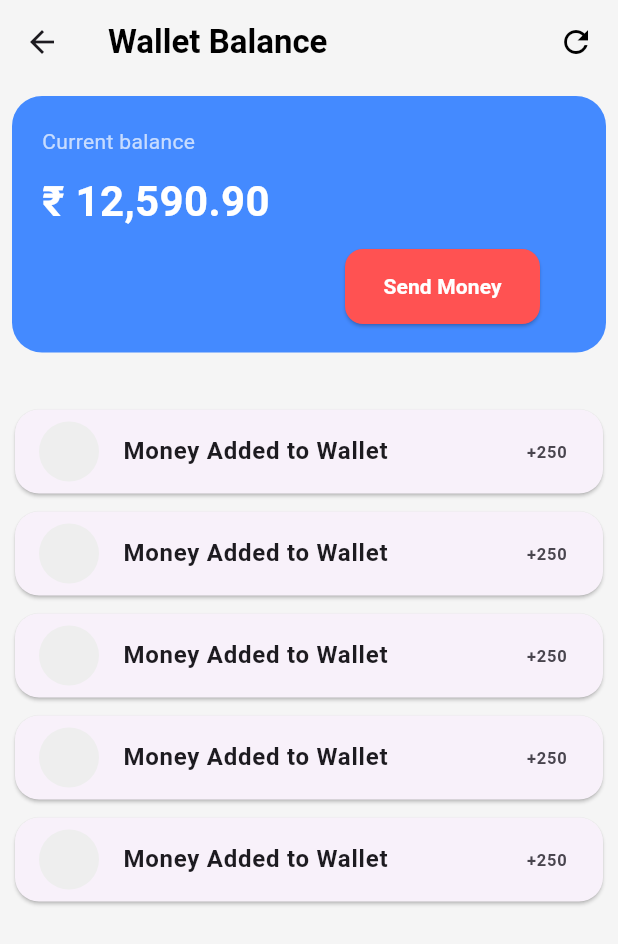
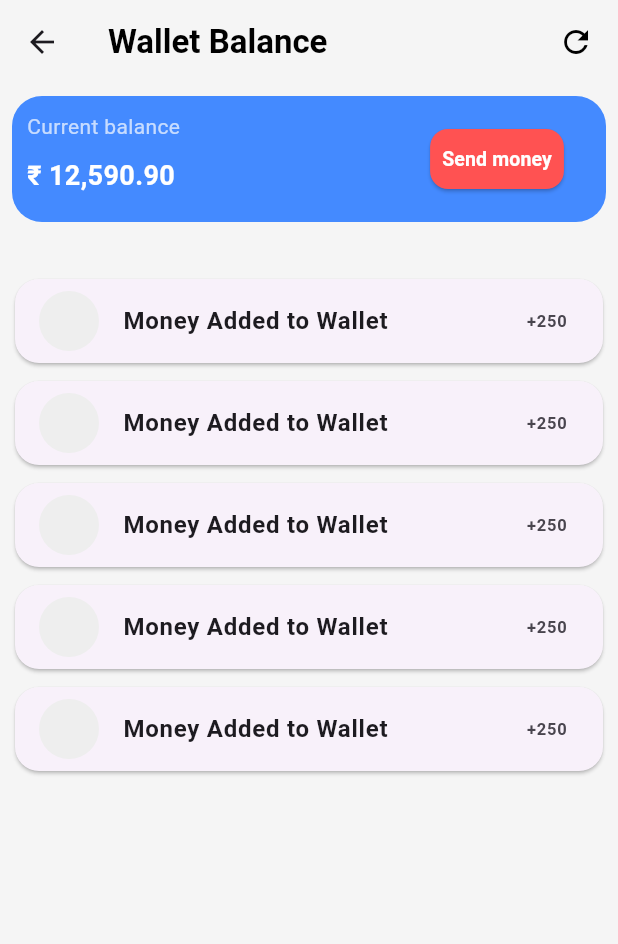
Before and after one commit to antonykj623/kljcustomers, a Flutter app: the CafeHomePage screen opened directly, after a tap on "Wallet", on a phone screen of 412 x 824 dp. Shown: the top 944 px of the screen. Run offline on Flutter 3.47's test engine with Material 3 defaults, Android fonts, the phone set to English and light mode, and no system bars; our stand-ins replace pinput; missing offline and left inert: mobile_scanner.

Commit message:
commited by antny

```diff
--- a/lib/widgets/home.dart
+++ b/lib/widgets/home.dart
@@ -1,4 +1,5 @@
 import 'package:flutter/material.dart';
+import 'package:kljcafe_customers/widgets/comingsoon.dart';
 import 'package:kljcafe_customers/widgets/qrcodescanner.dart';
 import 'package:kljcafe_customers/widgets/wallet_page.dart';
 
@@ -205,6 +206,15 @@ class _CafeHomePageState extends State<CafeHomePage> {
             );
 
           }
+        else if(title.compareTo("Create Order")==0){
+          Navigator.push(
+            context,
+            MaterialPageRoute(
+              builder: (context) =>  Comingsoon(title: ""),
+            ),
+          );
+
+        }
 
       },
       child: Container(
--- a/lib/widgets/wallet_page.dart
+++ b/lib/widgets/wallet_page.dart
@@ -32,15 +32,20 @@ class _WalletPageState extends State<WalletPage> {
             crossAxisAlignment: CrossAxisAlignment.start,
             children: [
               // Balance Card
-              Expanded(child: Padding( padding: EdgeInsets.all(8),
+              Padding( padding: EdgeInsets.all(8),
               child:Container(
                 width: double.infinity,
-                padding: const EdgeInsets.all(20),
+
+                padding: const EdgeInsets.all(10),
                 decoration: BoxDecoration(
                   color: Colors.blueAccent,
                   borderRadius: BorderRadius.circular(20),
                 ),
-                child: Column(
+                child:
+
+Row(
+  children: [
+    Expanded(child:Column(
       crossAxisAlignment: CrossAxisAlignment.start,
       children: [
         const Text(
@@ -52,17 +57,18 @@ class _WalletPageState extends State<WalletPage> {
           '₹ 12,590.90',
           style: TextStyle(
             color: Colors.white,
-                        fontSize: 28,
+            fontSize: 18,
             fontWeight: FontWeight.bold,
           ),
         ),
         const SizedBox(height: 8),
 
-                    Row(
-                      children: [
-                        Expanded(child: Container(),flex: 1,),
 
-                        Expanded(child: Stack(
+      ],
+    ),flex: 2, )
+,
+
+    Expanded(child:Stack(
 
       children: [
 
@@ -76,17 +82,17 @@ class _WalletPageState extends State<WalletPage> {
                 },
                 style: ElevatedButton.styleFrom(
 
-                                      minimumSize: Size(130, 50),
+
                   backgroundColor: Colors.redAccent, // button color
                   foregroundColor: Colors.white, // text color
-                                      padding: EdgeInsets.symmetric(horizontal: 20, vertical: 12),
+                  padding: EdgeInsets.all(8),
                   shape: RoundedRectangleBorder(
                     borderRadius: BorderRadius.circular(12),
                   ),
                 ),
                 child: Text(
-                                      'Send Money',
-                                      style: TextStyle(fontSize: 14, fontWeight: FontWeight.bold),
+                  'Send money',
+                  style: TextStyle(fontSize: 13, fontWeight: FontWeight.bold),
                 ),
               )
           ) ,
@@ -95,17 +101,13 @@ class _WalletPageState extends State<WalletPage> {
       ],
 
 
-                        ),flex: 1,)
+    ),flex: 1, )
+  ],
+)
+                ,
+              ) ),
 
 
-                      ],
-                    )
-
-                  ],
-                ),
-              ) ),flex: 1, )
-
-            ,
 
               const SizedBox(height: 20),
 
@@ -137,7 +139,7 @@ class _WalletPageState extends State<WalletPage> {
                     ),
                   );
                 },
-              ),flex: 3,)
+              ),)
 
 
               ,
--- a/pubspec.yaml
+++ b/pubspec.yaml
@@ -45,7 +45,6 @@ dev_dependencies:
   # package. See that file for information about deactivating specific lint
   # rules and activating additional ones.
   flutter_lints: ^5.0.0
-  video_player: ^2.9.1
   pinput: ^4.0.0
   carousel_slider: ^4.2.1
   mobile_scanner: ^7.1.3
```
Also changed, not shown: lib/main.dart (+3 -16 lines), lib/widgets/comingsoon.dart (added, +102 -0 lines), lib/widgets/login.dart (+7 -23 lines), assets/myanim.gif (added), lib/generated/assets.dart, pubspec.lock, 3 other files. Lines whose indentation alone changed are shown as unchanged.
